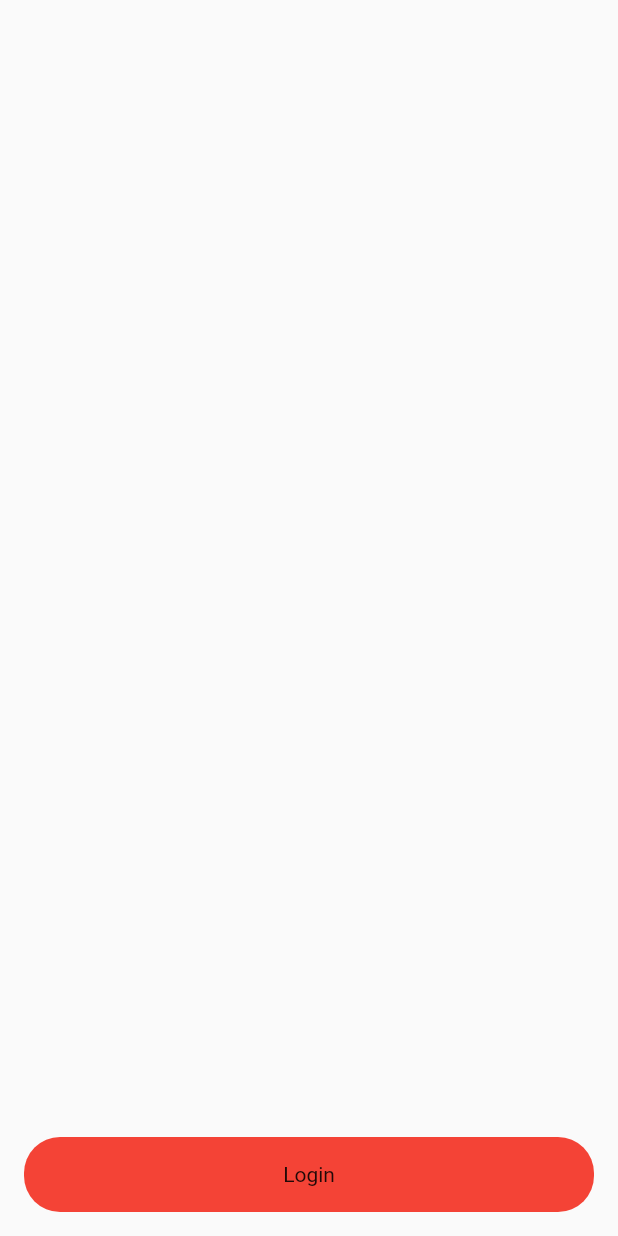
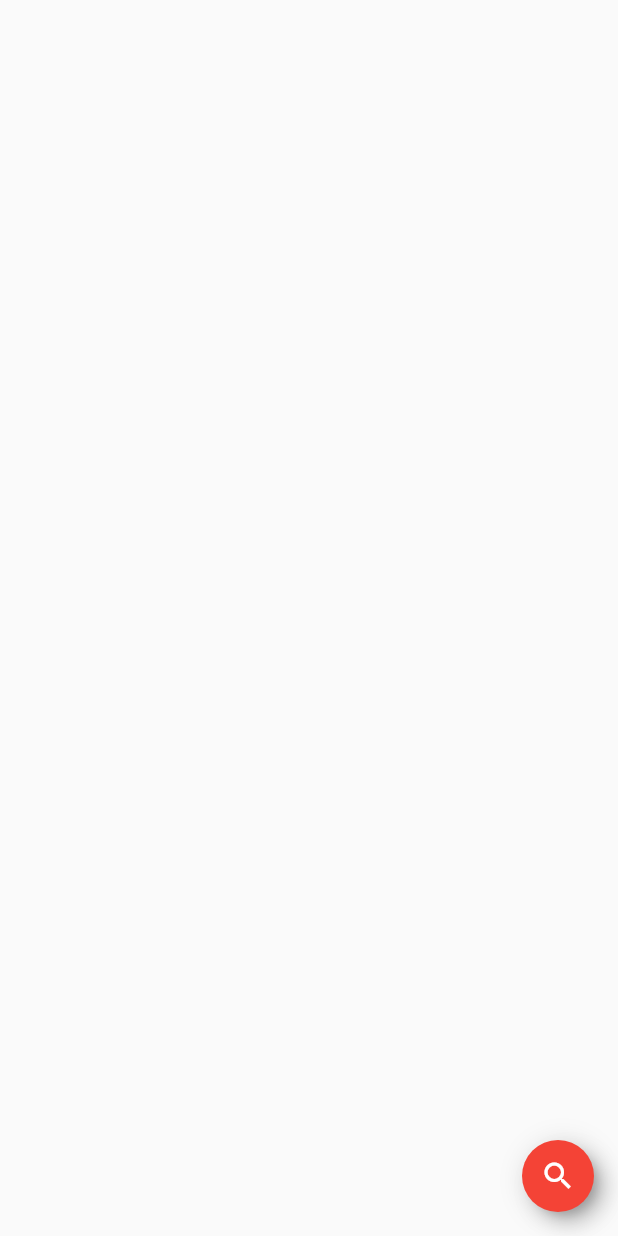
Before and after one commit to sky-flutter/flutter_animation_series, a Flutter app: the screen it shows after launch, on a phone screen of 412 x 824 dp. Run offline on Flutter 3.47's test engine with Material 2 defaults, Android fonts, the phone set to English and light mode, and no system bars; missing offline and left inert: positioned_tap_detector.

Commit message:
Search Animation

```diff
--- a/lib/main.dart
+++ b/lib/main.dart
@@ -1,6 +1,7 @@
 import 'package:flutter/material.dart';
+import 'package:flutter_animation/ui/search/search.dart';
 
-import 'login.dart';
+import 'ui/login.dart';
 
 void main() {
   runApp(MyApp());
@@ -15,7 +16,7 @@ class MyApp extends StatelessWidget {
         primarySwatch: Colors.blue,
         visualDensity: VisualDensity.adaptivePlatformDensity,
       ),
-      home: Login(),
+      home: Search(),
     );
   }
 }
--- /dev/null
+++ b/lib/ui/search/search.dart
@@ -0,0 +1,123 @@
+import 'package:flutter/material.dart';
+
+class Search extends StatefulWidget {
+  @override
+  _SearchState createState() => _SearchState();
+}
+
+class _SearchState extends State<Search> {
+  bool isSearchClicked = false;
+  Size size;
+  final scKey = GlobalKey<ScaffoldState>();
+
+  @override
+  Widget build(BuildContext context) {
+    size = MediaQuery.of(context).size;
+    return Scaffold(
+      resizeToAvoidBottomInset: false,
+      key: scKey,
+      body: Container(
+        child: searchView(),
+      ),
+    );
+  }
+
+  border() {
+    return UnderlineInputBorder(borderSide: BorderSide(color: Colors.white));
+  }
+
+  searchView() {
+    return Align(
+      alignment: Alignment.bottomRight,
+      child: GestureDetector(
+        onTap: () {
+          if (!isSearchClicked) {
+            isSearchClicked = true;
+            setState(() {});
+          }
+        },
+        child: AnimatedContainer(
+            duration: Duration(milliseconds: 800),
+            curve: Curves.easeIn,
+            width: isSearchClicked ? size.width : 48,
+            height: isSearchClicked ? size.height : 48,
+            margin: EdgeInsets.all(isSearchClicked ? 0 : 16),
+            child: Stack(
+              children: <Widget>[
+                AnimatedOpacity(
+                    opacity: isSearchClicked ? 1 : 0,
+                    duration: Duration(milliseconds: 800),
+                    child: Container(
+                      alignment: Alignment.topRight,
+                      margin: EdgeInsets.only(right: 8, top: 24),
+                      child: IconButton(
+                          icon: Icon(
+                            Icons.close,
+                            color: Colors.white,
+                          ),
+                          onPressed: () {
+                            if (isSearchClicked) {
+                              isSearchClicked = false;
+                              setState(() {});
+                            }
+                          }),
+                    )),
+                Align(
+                  alignment: Alignment.center,
+                  child: Stack(
+                    alignment: Alignment.center,
+                    children: <Widget>[
+                      AnimatedOpacity(
+                        child: Icon(
+                          Icons.search,
+                          color: Colors.white,
+                        ),
+                        duration: Duration(
+                            milliseconds: !isSearchClicked ? 800 : 100),
+                        opacity: !isSearchClicked ? 1 : 0,
+                      ),
+                      AnimatedOpacity(
+                        duration: Duration(milliseconds: 800),
+                        opacity: isSearchClicked ? 1 : 0,
+                        child: Container(
+                          margin: EdgeInsets.only(left: 24, right: 24),
+                          child: TextField(
+                            decoration: InputDecoration(
+                                hintText: "Search",
+                                alignLabelWithHint: true,
+                                enabledBorder: border(),
+                                border: border(),
+                                focusedBorder: border(),
+                                hintStyle: TextStyle(color: Colors.white)),
+                          ),
+                        ),
+                      ),
+                    ],
+                  ),
+                )
+              ],
+            ),
+            decoration: BoxDecoration(
+                borderRadius: BorderRadius.circular(isSearchClicked ? 0 : 100),
+                boxShadow: [
+                  BoxShadow(
+                      color: const Color(0x33000000),
+                      offset: Offset(5, 5),
+                      blurRadius: 5,
+                      spreadRadius: -3),
+                  BoxShadow(
+                      color: const Color(0x1f000000),
+                      offset: Offset(3, 3),
+                      blurRadius: 14,
+                      spreadRadius: 2),
+                  BoxShadow(
+                      color: const Color(0x24000000),
+                      offset: Offset(8, 8),
+                      blurRadius: 10,
+                      spreadRadius: 1)
+                ],
+                color: Colors.red)),
+      ),
+    );
+  }
+}
```
